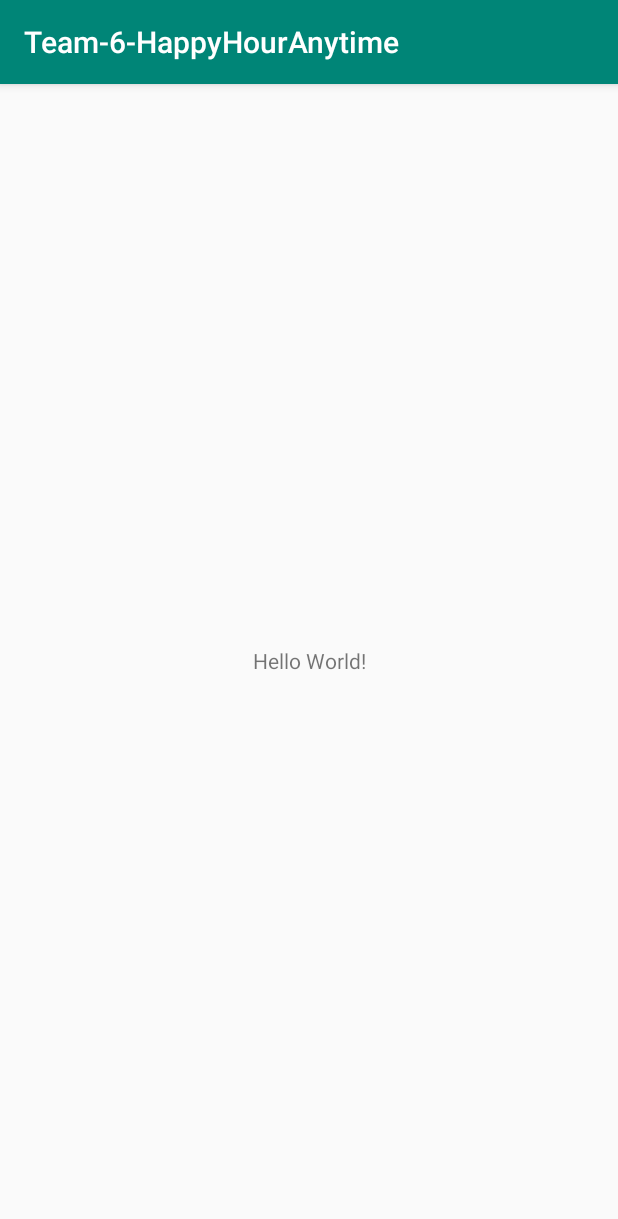
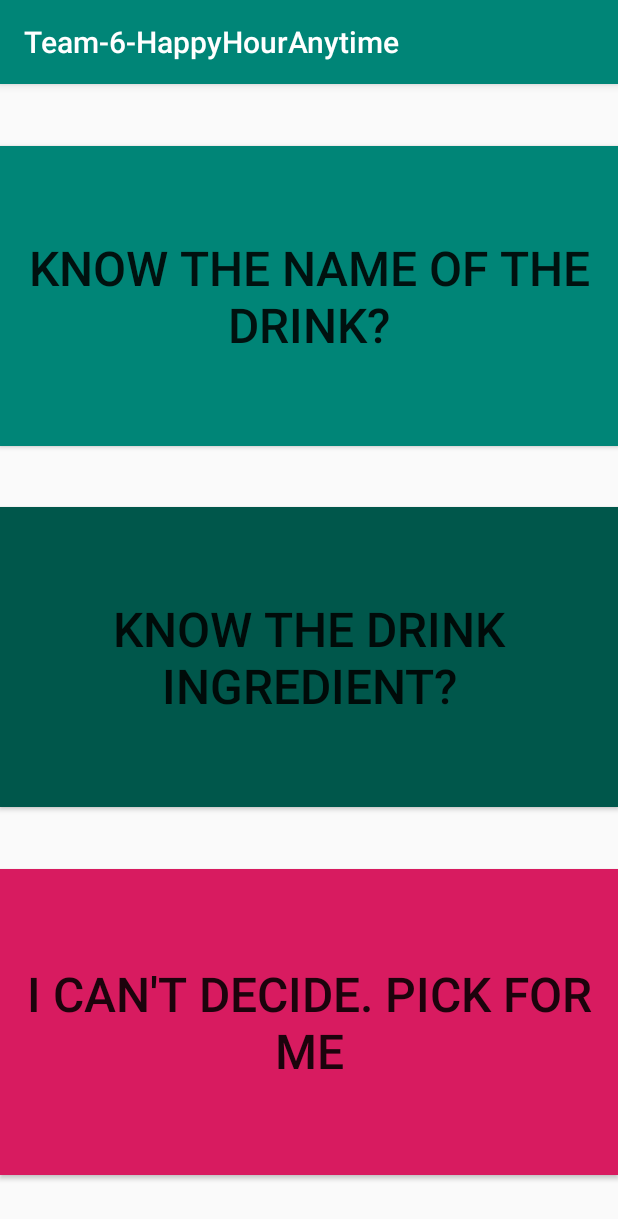
Before and after one commit to ccharle/Team-6-HappyHourAnytime, an Android app: the screen it shows after launch (MainActivity), on a phone screen of 412 x 824 dp. Shown: the top 1219 px of the screen. Run offline under Robolectric (Android 15) with nearby library versions, the phone set to English and light mode, and no system bars.

Commit message:
main page and activity for the randomly selected beverage

```diff
--- a/app/src/main/AndroidManifest.xml
+++ b/app/src/main/AndroidManifest.xml
@@ -9,6 +9,7 @@
         android:roundIcon="@mipmap/ic_launcher_round"
         android:supportsRtl="true"
         android:theme="@style/AppTheme">
+        <activity android:name=".RandomDrinkSelected"></activity>
         <activity android:name=".MainActivity">
             <intent-filter>
                 <action android:name="android.intent.action.MAIN" />
--- a/app/src/main/java/org/pursuit/team_6_happyhouranytime/MainActivity.java
+++ b/app/src/main/java/org/pursuit/team_6_happyhouranytime/MainActivity.java
@@ -2,12 +2,49 @@ package org.pursuit.team_6_happyhouranytime;
 
 import android.support.v7.app.AppCompatActivity;
 import android.os.Bundle;
+import android.view.View;
+import android.widget.Button;
 
 public class MainActivity extends AppCompatActivity {
+
+    private Button seachByNameButton;
+    private Button seachByIngredientsButton;
+    private Button pickADrinkAtRandomButton;
 
     @Override
     protected void onCreate(Bundle savedInstanceState) {
         super.onCreate(savedInstanceState);
         setContentView(R.layout.activity_main);
+
+        seachByNameButton = findViewById(R.id.search_by_name_button);
+        seachByIngredientsButton = findViewById(R.id.search_by_ingredients_button);
+        pickADrinkAtRandomButton = findViewById(R.id.pick_random_drink_button);
+
+        seachByNameButton.setOnClickListener(new View.OnClickListener() {
+            @Override
+            public void onClick(View v) {
+
+
+            }
+        });
+
+        seachByIngredientsButton.setOnClickListener(new View.OnClickListener() {
+            @Override
+            public void onClick(View v) {
+
+
+            }
+        });
+
+        pickADrinkAtRandomButton.setOnClickListener(new View.OnClickListener() {
+            @Override
+            public void onClick(View v) {
+
+
+            }
+        });
     }
+
+
+
 }
--- a/app/src/main/res/layout/activity_main.xml
+++ b/app/src/main/res/layout/activity_main.xml
@@ -6,13 +6,37 @@
     android:layout_height="match_parent"
     tools:context=".MainActivity">
 
-    <TextView
-        android:layout_width="wrap_content"
-        android:layout_height="wrap_content"
-        android:text="Hello World!"
-        app:layout_constraintBottom_toBottomOf="parent"
+    <Button
+        android:id="@+id/search_by_name_button"
+        android:layout_width="match_parent"
+        android:layout_height="200dp"
+        android:text="Know The Name Of The Drink?"
+        android:textSize="32sp"
+        android:background="@color/colorPrimary"
+        app:layout_constraintTop_toTopOf="parent"
         app:layout_constraintLeft_toLeftOf="parent"
-        app:layout_constraintRight_toRightOf="parent"
-        app:layout_constraintTop_toTopOf="parent" />
+        app:layout_constraintBottom_toTopOf="@id/search_by_ingredients_button"/>
+
+    <Button
+        android:id="@+id/search_by_ingredients_button"
+        android:layout_width="match_parent"
+        android:layout_height="200dp"
+        android:text="Know The Drink Ingredient?"
+        android:textSize="32sp"
+        android:background="@color/colorPrimaryDark"
+        app:layout_constraintLeft_toLeftOf="parent"
+        app:layout_constraintTop_toBottomOf="@id/search_by_name_button"
+        app:layout_constraintBottom_toTopOf="@id/pick_random_drink_button"/>
+
+    <Button
+        android:id="@+id/pick_random_drink_button"
+        android:layout_width="match_parent"
+        android:layout_height="204dp"
+        android:text="I Can't Decide. Pick For Me"
+        android:textSize="32sp"
+        android:background="@color/colorAccent"
+        app:layout_constraintTop_toBottomOf="@id/search_by_ingredients_button"
+        app:layout_constraintBottom_toBottomOf="parent"/>
+
 
 </android.support.constraint.ConstraintLayout>
```
Also changed, not shown: app/src/main/java/org/pursuit/team_6_happyhouranytime/RandomDrinkSelected.java (added, +21 -0 lines), app/src/main/res/layout/activity_random_drink_selected.xml (added, +28 -0 lines).
